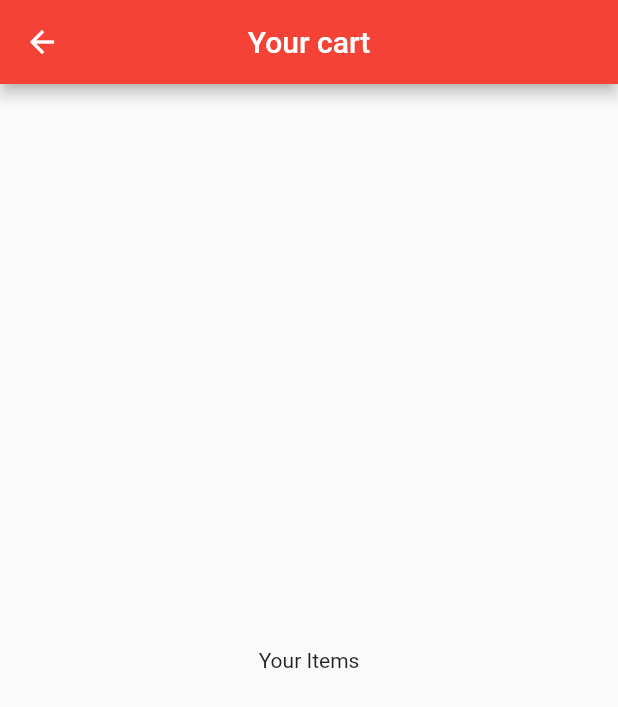
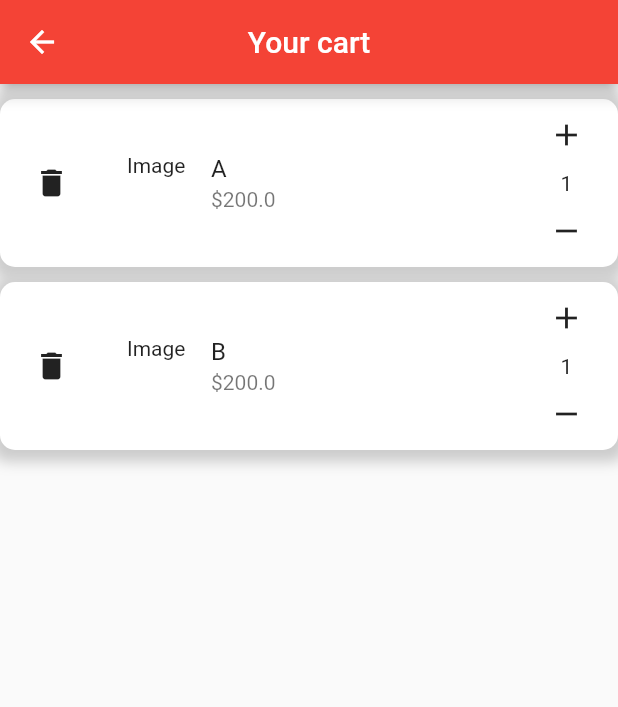
Before and after one commit to MohamedGouaouri/shopping-app, a Flutter app: the CartPage screen opened directly, on a phone screen of 412 x 824 dp. Shown: the top 707 px of the screen. Run offline on Flutter 3.47's test engine with Material 2 defaults, Android fonts, the phone set to English and light mode, and no system bars.

Commit message:
add cart UI

```diff
--- a/lib/models/product.dart
+++ b/lib/models/product.dart
@@ -3,6 +3,7 @@ class Product {
   String name;
   double price;
   double rate;
+  int number;
   String description;
   String? pathToimage;
 
@@ -11,5 +12,6 @@ class Product {
       required this.name,
       required this.price,
       required this.rate,
-      required this.description});
+      required this.description,
+      required this.number});
 }
--- a/lib/views/cart.dart
+++ b/lib/views/cart.dart
@@ -1,4 +1,5 @@
 import 'package:flutter/material.dart';
+import 'package:shopping_app/models/product.dart';
 
 class CartPage extends StatefulWidget {
   const CartPage({Key? key}) : super(key: key);
@@ -10,14 +11,104 @@ class CartPage extends StatefulWidget {
 class _CartPageState extends State<CartPage> {
   @override
   Widget build(BuildContext context) {
+    final _width = MediaQuery.of(context).size.width;
+    List<Product> products = [
+      Product(
+          id: 1,
+          name: "A",
+          price: 200.0,
+          description: "AAAAAAA",
+          rate: 4.4,
+          number: 1),
+      Product(
+          id: 1,
+          name: "B",
+          price: 200.0,
+          description: "AAAAAAA",
+          rate: 4.4,
+          number: 1),
+    ];
+
+    _buildCartProductsItem() {
+      List<Widget> widgets = [];
+      for (var p in products) {
+        widgets.add(
+          Container(
+            margin: EdgeInsets.fromLTRB(0, 10, 0, 0),
+            decoration: BoxDecoration(
+                color: Colors.white,
+                borderRadius: BorderRadius.circular(10),
+                boxShadow: [
+                  BoxShadow(
+                    color: Colors.grey.withOpacity(0.5),
+                    spreadRadius: 5,
+                    blurRadius: 7,
+                    offset: Offset(0, 3),
+                  )
+                ]),
+            child: Row(
+              children: [
+                Container(
+                  width: _width / 6,
+                  child: IconButton(
+                    onPressed: () {},
+                    icon: Icon(
+                      Icons.delete,
+                    ),
+                  ),
+                ),
+                Container(
+                  width: 2 * _width / 3,
+                  child: ListTile(
+                    leading: Text("Image"),
+                    title: Text(p.name),
+                    subtitle: Text("\$${p.price}"),
+                  ),
+                ),
+                Container(
+                  width: _width / 6,
+                  child: Column(
+                    children: [
+                      IconButton(
+                        onPressed: () {
+                          setState(() {
+                            p.number = p.number + 1;
+                          });
+                          print(p.number);
+                        },
+                        icon: Icon(
+                          Icons.add,
+                        ),
+                      ),
+                      Text("${p.number}"),
+                      IconButton(
+                          onPressed: () {
+                            if (p.number >= 1) {
+                              setState(() {
+                                p.number = p.number - 1;
+                              });
+                            }
+                          },
+                          icon: Icon(Icons.remove))
+                    ],
+                  ),
+                )
+              ],
+            ),
+          ),
+        );
+      }
+      return widgets;
+    }
+
     return Scaffold(
       appBar: AppBar(
         title: Text("Your cart"),
         centerTitle: true,
         actions: [],
       ),
-      body: Center(
-        child: Text("Your Items"),
+      body: ListView(
+        children: _buildCartProductsItem(),
       ),
     );
   }
```
Also changed, not shown: lib/views/products.dart (+63 -9 lines).
